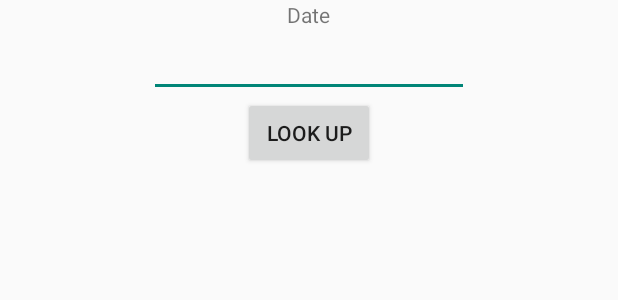
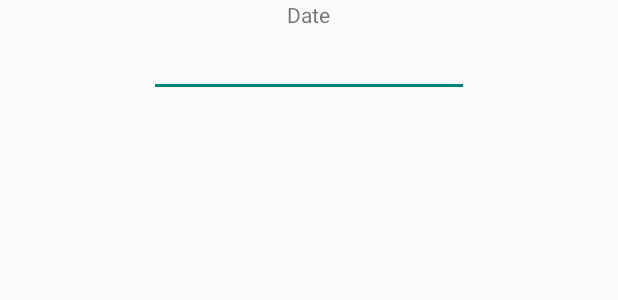
Before and after one commit to kingsolmn/OnThisDay, an Android app: the layout fragment_main.xml on its own in the app's theme, with its tools: preview values and no code run, on a phone screen of 412 x 824 dp. Shown: the top 300 px of the screen. Run offline under Robolectric (Android 15) with nearby library versions, the phone set to English and light mode, and no system bars.

Commit message:
Basic UI clean up start out
Did not do too much in this way. Got a head start then
shifted gears to getting the backend setup better.

```diff
--- a/app/src/main/res/layout/fragment_main.xml
+++ b/app/src/main/res/layout/fragment_main.xml
@@ -35,14 +35,14 @@
         <requestFocus />
     </EditText>
 
-    <Button
-        android:id="@+id/btnSubmitDate"
-        android:layout_width="wrap_content"
-        android:layout_height="wrap_content"
-        android:layout_below="@+id/edtxDate"
-        android:layout_centerHorizontal="true"
-        android:onClick="lookUpDate"
-        android:text="@string/look_up" />
+    <!--<Button-->
+        <!--android:id="@+id/btnSubmitDate"-->
+        <!--android:layout_width="wrap_content"-->
+        <!--android:layout_height="wrap_content"-->
+        <!--android:layout_below="@+id/edtxDate"-->
+        <!--android:layout_centerHorizontal="true"-->
+        <!--android:onClick="lookUpDate"-->
+        <!--android:text="@string/look_up" />-->
 
     <TextView
         android:id="@+id/textView1"
```
Also changed, not shown: app/build.gradle (+31 -7 lines), app/src/main/java/net/trs/onthisday/MainFragment.java (+21 -13 lines), 2 other files.
